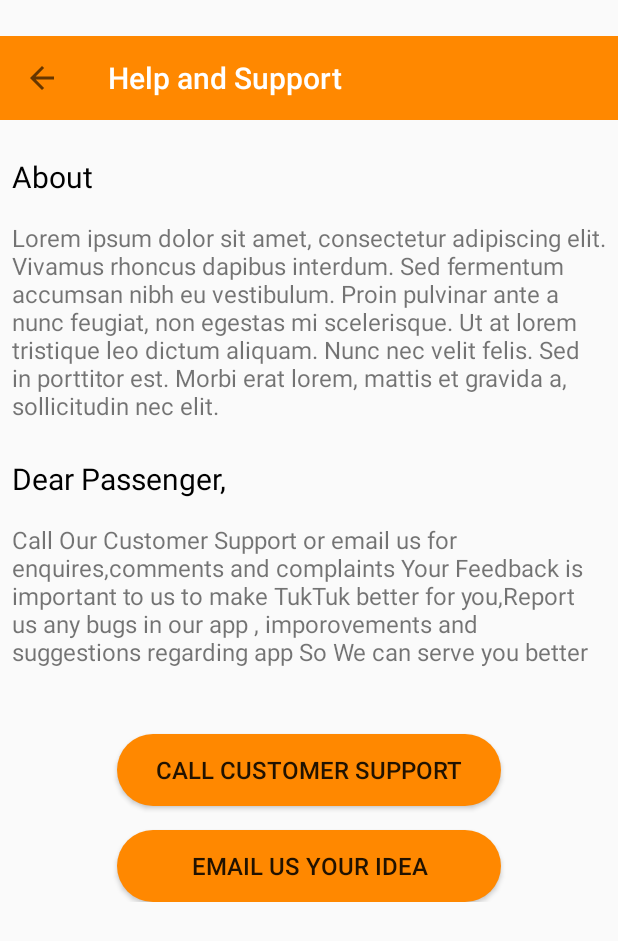
After one commit to hellosahib/TukTuk-Android, an Android app: the SupportActivity screen opened directly, with no data from a screen before it, on a phone screen of 412 x 824 dp. The commit adds this screen. Shown: the top 941 px of the screen. Run offline under Robolectric (Android 15) with nearby library versions, the phone set to English and light mode, and no system bars.

Commit message:
Commit 9.0

```diff
--- /dev/null
+++ b/app/src/main/java/tech/rtsproduction/tuktuk/SupportActivity.java
@@ -0,0 +1,33 @@
+package tech.rtsproduction.tuktuk;
+
+import android.support.v4.app.NavUtils;
+import android.support.v7.app.AppCompatActivity;
+import android.os.Bundle;
+import android.support.v7.widget.Toolbar;
+import android.view.MenuItem;
+
+public class SupportActivity extends AppCompatActivity {
+
+    Toolbar toolbar;
+
+    @Override
+    protected void onCreate(Bundle savedInstanceState) {
+        super.onCreate(savedInstanceState);
+        setContentView(R.layout.activity_support);
+        toolbar = findViewById(R.id.toolbar_support);
+        toolbar.setTitle("Help and Support");
+        setSupportActionBar(toolbar);
+
+        if(getSupportActionBar()!=null){
+            getSupportActionBar().setDisplayHomeAsUpEnabled(true);
+        }
+    }
+
+    @Override
+    public boolean onOptionsItemSelected(MenuItem item) {
+        if(item.getItemId()==android.R.id.home){
+            NavUtils.navigateUpFromSameTask(this);
+        }
+        return super.onOptionsItemSelected(item);
+    }
+}
--- a/app/src/main/res/layout/activity_history.xml
+++ b/app/src/main/res/layout/activity_history.xml
@@ -3,13 +3,13 @@
     xmlns:app="http://schemas.android.com/apk/res-auto"
     android:layout_width="match_parent"
     android:layout_height="match_parent"
-    android:orientation="vertical">
+    android:orientation="vertical"
+    android:layout_marginTop="22dp">
 
     <android.support.v7.widget.Toolbar
         android:id="@+id/toolbar_history"
         android:layout_width="match_parent"
         android:layout_height="?attr/actionBarSize"
-        android:layout_marginTop="24dp"
         android:background="@color/colorAccent"
         app:titleTextColor="@android:color/white" />
 
--- /dev/null
+++ b/app/src/main/res/layout/activity_support.xml
@@ -0,0 +1,82 @@
+<?xml version="1.0" encoding="utf-8"?>
+<ScrollView xmlns:android="http://schemas.android.com/apk/res/android"
+    xmlns:app="http://schemas.android.com/apk/res-auto"
+    android:layout_width="match_parent"
+    android:layout_height="match_parent">
+
+    <RelativeLayout
+        android:layout_width="match_parent"
+        android:layout_height="wrap_content"
+        android:layout_marginTop="24dp">
+
+        <android.support.v7.widget.Toolbar
+            android:id="@+id/toolbar_support"
+            android:layout_width="match_parent"
+            android:layout_height="?attr/actionBarSize"
+            android:background="@color/colorAccent"
+            app:titleTextColor="@android:color/white" />
+
+        <TextView
+            android:id="@+id/tv_header_about_support"
+            android:layout_width="wrap_content"
+            android:layout_height="wrap_content"
+            android:layout_below="@id/toolbar_support"
+            android:layout_marginTop="16dp"
+            android:padding="8dp"
+            android:text="About"
+            android:textColor="@android:color/black"
+            android:textSize="20sp" />
+
+        <TextView
+            android:id="@+id/tv_content_about_support"
+            android:layout_width="match_parent"
+            android:layout_height="wrap_content"
+            android:layout_below="@id/tv_header_about_support"
+            android:layout_marginBottom="8dp"
+            android:padding="8dp"
+            android:text="Lorem ipsum dolor sit amet, consectetur adipiscing elit. Vivamus rhoncus dapibus interdum. Sed fermentum accumsan nibh eu vestibulum. Proin pulvinar ante a nunc feugiat, non egestas mi scelerisque. Ut at lorem tristique leo dictum aliquam. Nunc nec velit felis. Sed in porttitor est. Morbi erat lorem, mattis et gravida a, sollicitudin nec elit."
+            android:textSize="16sp" />
+
+        <TextView
+            android:id="@+id/tv_header_passenger_support"
+            android:layout_width="wrap_content"
+            android:layout_height="wrap_content"
+            android:layout_below="@id/tv_content_about_support"
+            android:padding="8dp"
+            android:text="Dear Passenger,"
+            android:textColor="@android:color/black"
+            android:textSize="20sp" />
+
+        <TextView
+            android:id="@+id/tv_content_passenger_support"
+            android:layout_width="match_parent"
+            android:layout_height="wrap_content"
+            android:layout_below="@id/tv_header_passenger_support"
+            android:layout_marginBottom="36dp"
+            android:padding="8dp"
+            android:text="Call Our Customer Support or email us for enquires,comments and complaints
+Your Feedback is important to us to make TukTuk better for you,Report us any bugs in our app , imporovements and suggestions regarding app So We can serve you better"
+            android:textSize="16sp" />
+
+        <Button
+            android:id="@+id/btn_call_support"
+            android:layout_width="256dp"
+            android:layout_height="wrap_content"
+            android:layout_below="@id/tv_content_passenger_support"
+            android:layout_centerHorizontal="true"
+            android:layout_marginBottom="16dp"
+            android:background="@drawable/rounded_button"
+            android:text="Call Customer Support"
+            android:textSize="16sp" />
+
+        <Button
+            android:id="@+id/btn_email_support"
+            android:layout_width="256dp"
+            android:layout_height="wrap_content"
+            android:layout_below="@id/btn_call_support"
+            android:layout_centerHorizontal="true"
+            android:background="@drawable/rounded_button"
+            android:text="Email us your Idea"
+            android:textSize="16sp" />
+    </RelativeLayout>
+</ScrollView>
```
Also changed, not shown: app/src/main/AndroidManifest.xml (+9 -5 lines), app/src/main/java/ProfileSettingsFragment.java (+9 -10 lines), app/src/main/java/tech/rtsproduction/tuktuk/View/ConfirmationActivity.java (+26 -16 lines), app/src/main/java/tech/rtsproduction/tuktuk/View/HistoryActivity.java (+0 -13 lines), app/src/main/java/tech/rtsproduction/tuktuk/View/MainActivity.java (+8 -6 lines), 1 other file.
